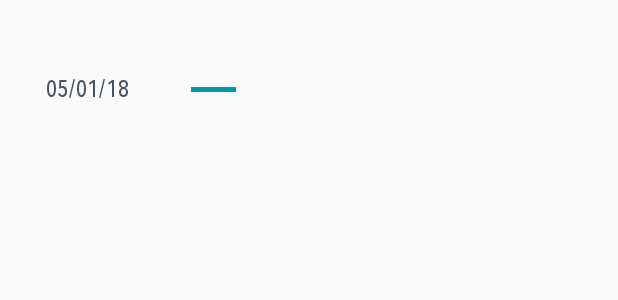
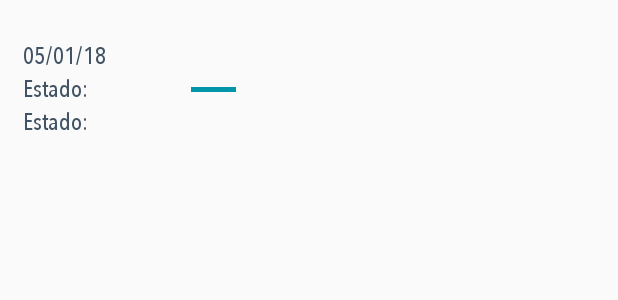
Before and after one commit to rkgarg22/OLU_Android, an Android app: the layout user_payment_history_row.xml on its own in the app's theme, with its tools: preview values and no code run, on a phone screen of 412 x 824 dp. Shown: the top 300 px of the screen. Run offline under Robolectric (Android 15) with nearby library versions, the phone set to English and light mode, and no system bars; Roboto replaces fonts that are not available here.

Commit message:
Latest Code

```diff
--- a/app/src/main/res/layout/user_payment_history_row.xml
+++ b/app/src/main/res/layout/user_payment_history_row.xml
@@ -6,21 +6,46 @@
     android:layout_marginTop="10dp"
     android:orientation="horizontal">
 
-    <CustomControl.AvenirNextCondensedMediumTextView
-        android:id="@+id/date"
+    <LinearLayout
         android:layout_width="0dp"
         android:layout_height="match_parent"
-        android:layout_weight="1"
-        android:gravity="center"
-        android:text="05/01/18"
-        android:textColor="@color/textColor"
-        android:textSize="16sp" />
+        android:gravity="center_vertical"
+        android:paddingLeft="15dp"
+        android:orientation="vertical"
+        android:layout_weight="1">
+
+        <CustomControl.AvenirNextCondensedMediumTextView
+            android:id="@+id/date"
+            android:layout_width="wrap_content"
+            android:layout_height="wrap_content"
+            android:gravity="center"
+            android:text="05/01/18"
+            android:textColor="@color/textColor"
+            android:textSize="16sp" />
+
+        <CustomControl.AvenirNextCondensedMediumTextView
+            android:layout_width="wrap_content"
+            android:layout_height="wrap_content"
+            android:gravity="center"
+            android:text="Estado:"
+            android:textColor="@color/textColor"
+            android:textSize="16sp" />
+
+        <CustomControl.AvenirNextCondensedMediumTextView
+            android:id="@+id/statusTextView"
+            android:layout_width="wrap_content"
+            android:layout_height="wrap_content"
+            android:gravity="center"
+            android:text="Estado:"
+            android:textColor="@color/textColor"
+            android:textSize="16sp" />
+    </LinearLayout>
 
     <View
         android:layout_width="30dp"
         android:layout_height="3dp"
+        android:layout_gravity="center_vertical"
         android:layout_marginLeft="10dp"
-        android:layout_gravity="center_vertical"
         android:layout_marginRight="10dp"
         android:background="@color/colorAccent" />
 
@@ -60,7 +85,7 @@
             android:layout_height="wrap_content"
             android:textColor="@color/textColor"
             android:textSize="16sp"
-            android:visibility="gone"/>
+            android:visibility="gone" />
 
     </LinearLayout>
 
```
Also changed, not shown: app/src/main/java/Adapter/UserPaymentHistoryAdapter.java (+12 -0 lines), app/src/main/java/ApiObject/UserPaymentHistoryObject.java (+11 -0 lines).
